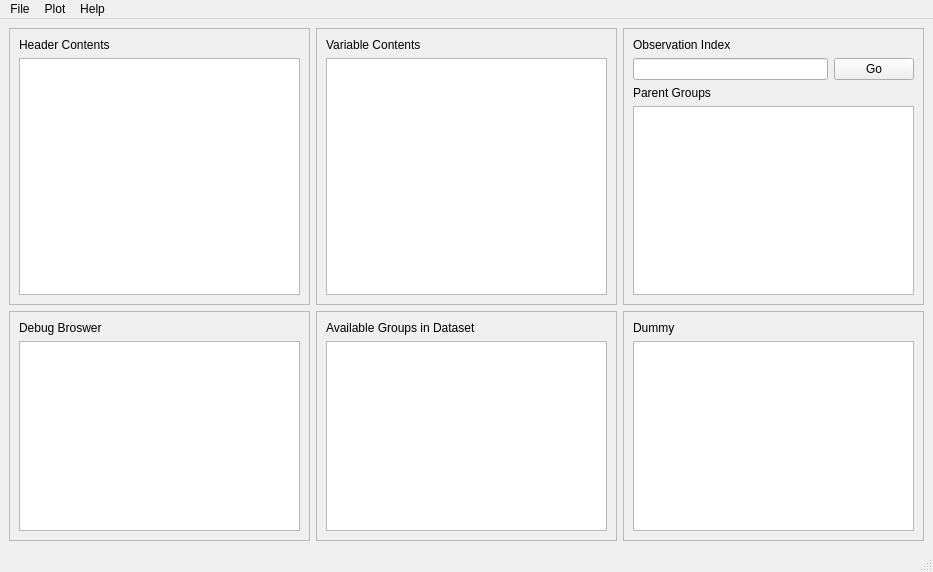
This is src/main/resources/designer/main_window.ui in anhqngo/netCDF-GUI as Qt 5 draws it before an edit. The edited form follows.
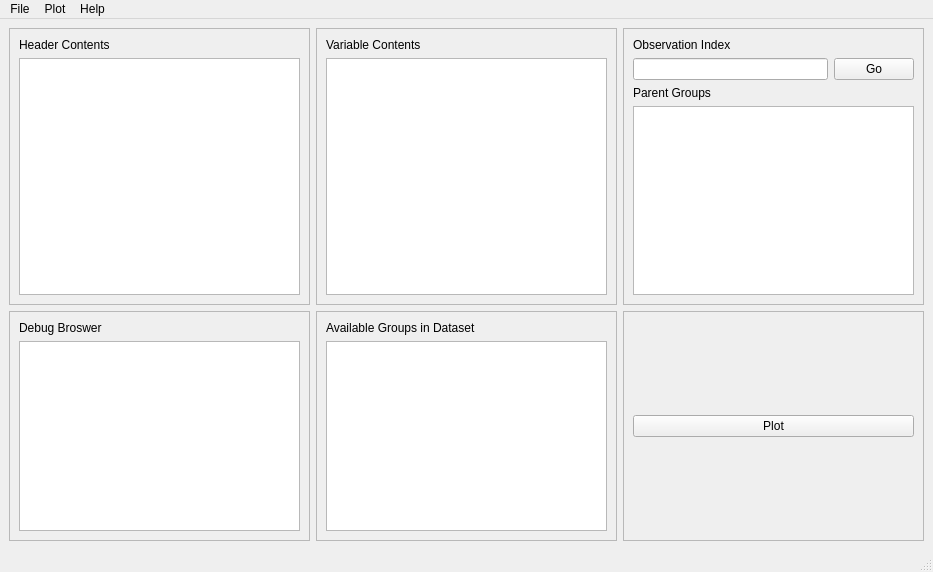
This is the edited form.

Commit message: Add Plot button

Patch:
```diff
--- a/src/main/resources/designer/main_window.ui
+++ b/src/main/resources/designer/main_window.ui
@@ -59,15 +59,12 @@
       </property>
       <layout class="QGridLayout" name="gridLayout_7">
        <item row="0" column="0">
-        <widget class="QLabel" name="label">
+        <widget class="QPushButton" name="plotButton">
          <property name="text">
-          <string>Dummy</string>
+          <string>Plot</string>
          </property>
         </widget>
        </item>
-       <item row="1" column="0">
-        <widget class="QTextBrowser" name="textBrowser"/>
-       </item>
       </layout>
      </widget>
     </item>
```
Left out of the diff: 11 changed lines with no effect on the pictures. The commit also changes 2 other files.
